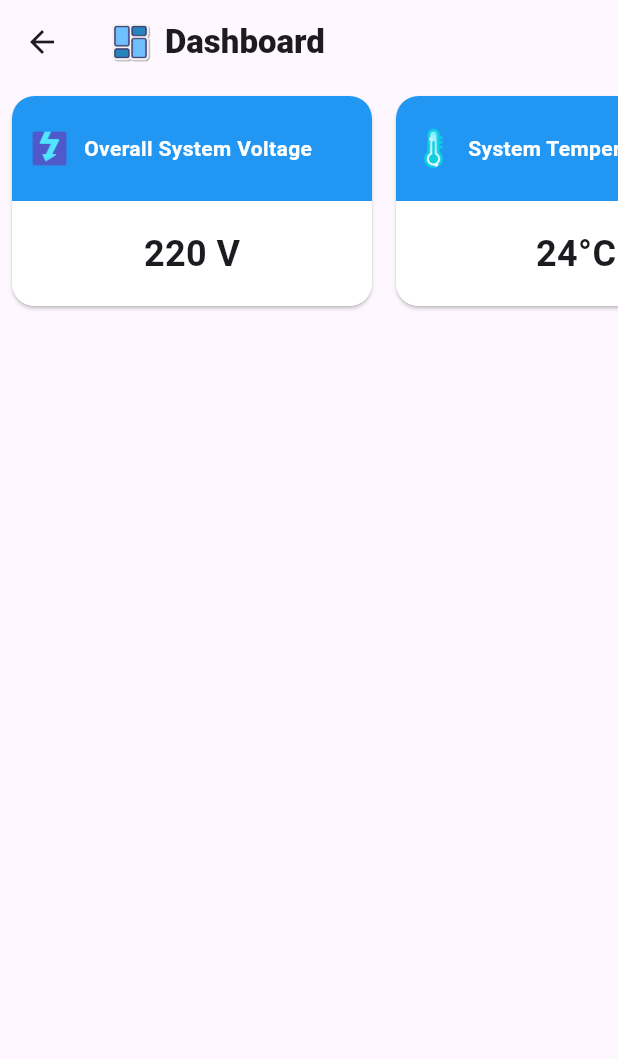
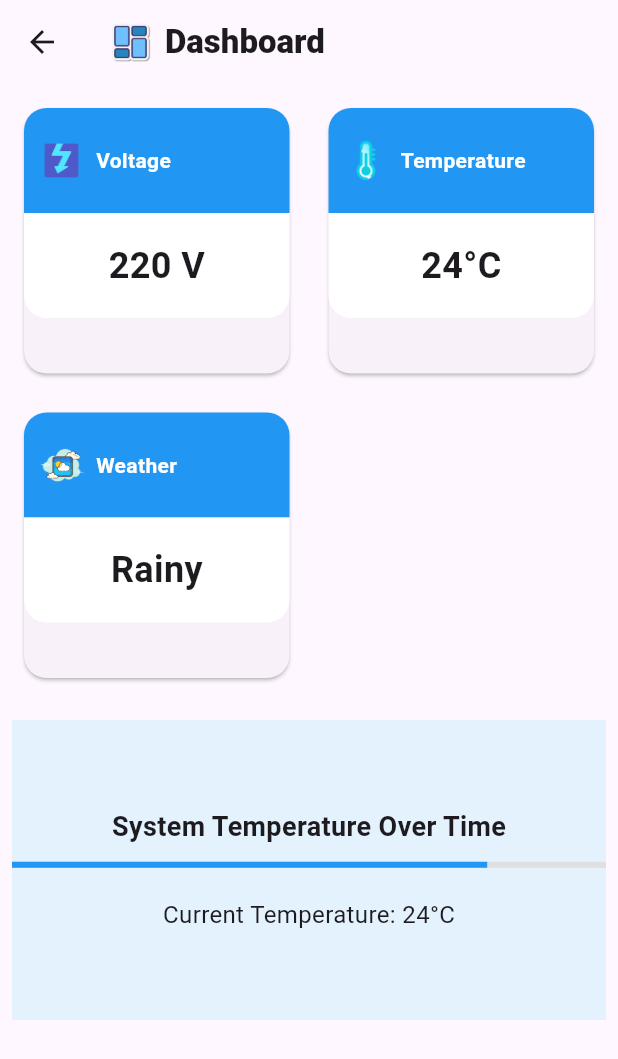
Before and after one commit to NavozZ/Energy_Optimization_and_Monitoring_App, a Flutter app: the DashboardPage screen opened directly, on a phone screen of 412 x 824 dp. Shown: the top 1059 px of the screen. Run offline on Flutter 3.47's test engine with Material 3 defaults, Android fonts, the phone set to English and light mode, and no system bars; our stand-ins replace cloud_firestore, firebase_auth, firebase_core; accounts and stored records are empty.

Commit message:
overall app updated
added drop down menu
added user profile page
user can updated user details via profile page
updated other pages

```diff
--- a/lib/Screens/DashboardPage.dart
+++ b/lib/Screens/DashboardPage.dart
@@ -1,22 +1,27 @@
-// DashboardPage.dart
+import 'package:flutter/material.dart';
 import 'package:energy_optimization_and_monitoring_app/Widgets/custom_card.dart';
-import 'package:flutter/material.dart';
 
 class DashboardPage extends StatelessWidget {
+  // Sample data - This can be replaced with dynamic data from API or Firebase
+  final Map<String, String> data = {
+    'Voltage': '220 V',
+    'Temperature': '24°C',
+    'Weather': 'Rainy',
+  };
+
   @override
   Widget build(BuildContext context) {
     return Scaffold(
       appBar: AppBar(
         title: Row(
-          mainAxisSize: MainAxisSize
-              .min, // Ensures the row takes only as much space as needed
+          mainAxisSize: MainAxisSize.min,
           children: [
             Image.asset(
-              'assets/Icons/Dasboard.png', // Use your custom icon
-              width: 30, // Set your desired width for the icon
-              height: 30, // Set your desired height for the icon
+              'assets/Icons/Dasboard.png',
+              width: 30,
+              height: 30,
             ),
-            SizedBox(width: 8), // Space between icon and text
+            SizedBox(width: 8),
             Text(
               'Dashboard',
               style: TextStyle(fontWeight: FontWeight.w900),
@@ -24,31 +29,83 @@ class DashboardPage extends StatelessWidget {
           ],
         ),
       ),
-      body: SingleChildScrollView(
-        scrollDirection: Axis.horizontal,
-        child: Row(
-          children: [
-            CustomCard(
-              imagePath:
-                  'assets/Icons/Voltage.png', // Path to your custom image
-              title: 'Overall System Voltage',
-              data: '220 V',
-            ),
-            CustomCard(
-              imagePath:
-                  'assets/Icons/Temperature.png', // Path to your custom image
-              title: 'System Temperature',
-              data: '24°C',
-            ),
-            CustomCard(
-              imagePath:
-                  'assets/Icons/weather.png', // Path to your custom image
-              title: 'Weather',
-              data: 'Rainy',
-            )
-          ],
+      body: Padding(
+        padding: const EdgeInsets.all(8.0),
+        child: SingleChildScrollView(
+          scrollDirection: Axis.vertical,
+          child: Column(
+            children: [
+              // Wrap the cards in a GridView for responsive design
+              GridView.builder(
+                shrinkWrap: true,
+                physics: NeverScrollableScrollPhysics(),
+                gridDelegate: SliverGridDelegateWithFixedCrossAxisCount(
+                  crossAxisCount: 2, // 2 columns for responsive design
+                  crossAxisSpacing: 10,
+                  mainAxisSpacing: 10,
+                ),
+                itemCount: data.length,
+                itemBuilder: (context, index) {
+                  String title = data.keys.elementAt(index);
+                  String value = data.values.elementAt(index);
+                  String imagePath = _getImagePathForTitle(title);
+                  return CustomCard(
+                    imagePath: imagePath,
+                    title: title,
+                    data: value,
+                  );
+                },
+              ),
+              // Add some additional smart data visualization if needed (e.g., charts)
+              SizedBox(height: 20),
+              _buildTemperatureChart(), // This is just an example for dynamic data visualization
+            ],
+          ),
         ),
       ),
     );
   }
+
+  // Dynamically choose image based on the data type
+  String _getImagePathForTitle(String title) {
+    switch (title) {
+      case 'Voltage':
+        return 'assets/Icons/Voltage.png';
+      case 'Temperature':
+        return 'assets/Icons/Temperature.png';
+      case 'Weather':
+        return 'assets/Icons/weather.png';
+      default:
+        return 'assets/Icons/default.png'; // Fallback image
+    }
+  }
+
+  // Example of dynamic data visualization (e.g., charts, progress bars, etc.)
+  Widget _buildTemperatureChart() {
+    // This could be a dynamic chart or a progress indicator
+    return Container(
+      height: 200,
+      color: Colors.blue[50],
+      child: Column(
+        mainAxisAlignment: MainAxisAlignment.center,
+        children: [
+          Text(
+            'System Temperature Over Time',
+            style: TextStyle(fontWeight: FontWeight.bold, fontSize: 18),
+          ),
+          SizedBox(height: 10),
+          LinearProgressIndicator(
+            value: 0.8, // Example value (can be dynamic)
+            backgroundColor: Colors.grey[300],
+            color: Colors.blue,
+          ),
+          SizedBox(height: 20),
+          Text(
+            'Current Temperature: 24°C',
+            style: TextStyle(fontSize: 16),
+          ),
+        ],
+      ),
+    );
+  }
 }
--- a/lib/main.dart
+++ b/lib/main.dart
@@ -1,9 +1,12 @@
 import 'package:energy_optimization_and_monitoring_app/Screens/Authetication%20Screens/auth_screen.dart';
 import 'package:energy_optimization_and_monitoring_app/Screens/homePage.dart';
 import 'package:firebase_auth/firebase_auth.dart';
+import 'package:firebase_core/firebase_core.dart';
 import 'package:flutter/material.dart';
 
-void main() {
+void main() async {
+  WidgetsFlutterBinding.ensureInitialized();
+  await Firebase.initializeApp();
   runApp(const MyApp());
 }
 
--- a/pubspec.yaml
+++ b/pubspec.yaml
@@ -50,6 +50,7 @@ flutter:
     - assets/Icons/ControlPanel.png
     - assets/Icons/solar.png
     - assets/Icons/HomePage.gif
+    - assets/Icons/icons8-user-48.png
 
 
   #   - images/a_dot_ham.jpeg
```
Also changed, not shown: lib/Screens/ControlingPage.dart (+35 -30 lines), lib/Screens/MonitoringPage.dart (+66 -84 lines), lib/Screens/UserProfilePage.dart (added, +158 -0 lines), lib/Screens/homePage.dart (+115 -113 lines), assets/Icons/icons8-user-48.png (added), 3 other files.
